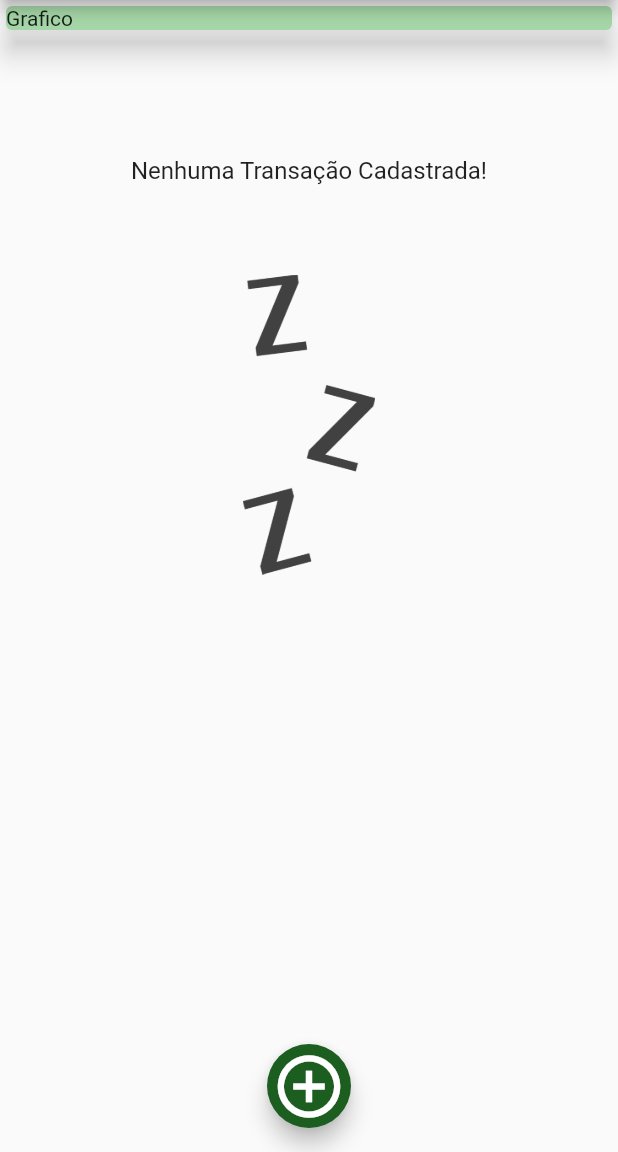
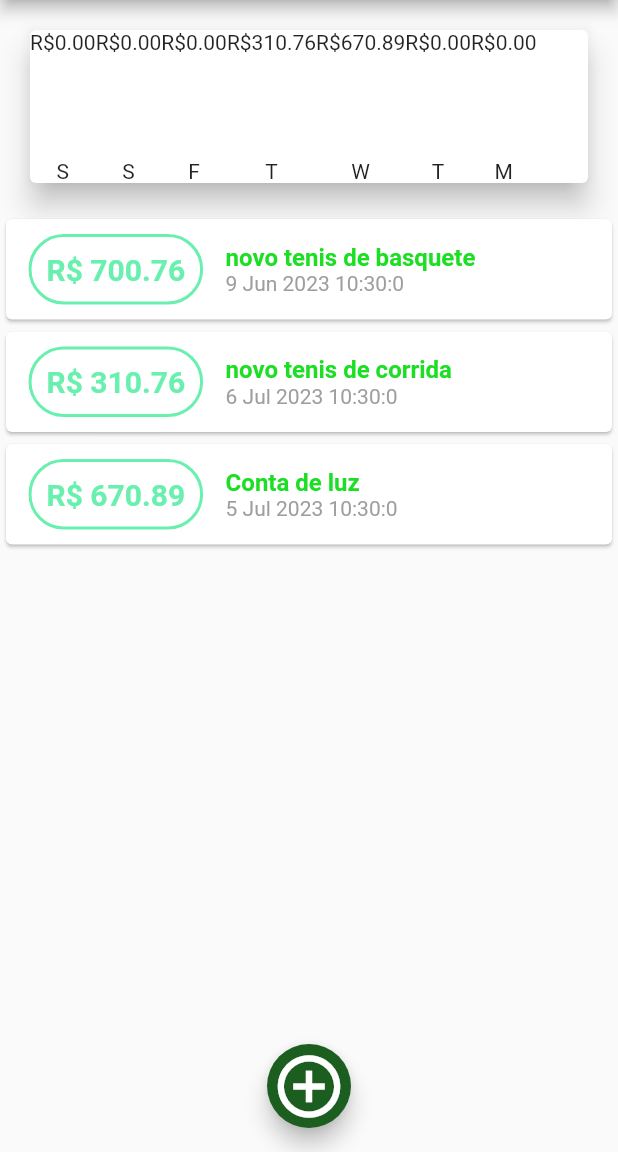
Before and after one commit to CSIRamone/expenses, a Flutter app: the screen it shows after launch, on a phone screen of 412 x 824 dp, the part 84-1236 px from its top. Run offline on Flutter 3.47's test engine with Material 2 defaults, Android fonts, the phone set to English and light mode, and no system bars.

Commit message:
implementacao do Chart Chart_bar logica para calcular ultimos 7 dias da ultima semana'
git status

```diff
--- /dev/null
+++ b/lib/components/chart.dart
@@ -0,0 +1,50 @@
+import 'package:flutter/material.dart';
+import 'package:intl/intl.dart';
+import '../models/transaction.dart';
+import 'chart_bar.dart';
+
+class Chart extends StatelessWidget {
+  final List<Transaction> recentTransaction;
+  const Chart(this.recentTransaction, {Key? key}) : super(key: key);
+
+  List<Map<String, Object>> get groupedTransactions {
+    return List.generate(7, (index) {
+      final weekday = DateTime.now().subtract(
+        Duration(days: index),
+      );
+
+      double totalSum = 0.0;
+
+      for (var i = 0; i < recentTransaction.length; i++) {
+        bool sameDay = recentTransaction[i].date.day == weekday.day;
+        bool sameMonth = recentTransaction[i].date.month == weekday.month;
+        bool sameYear = recentTransaction[i].date.year == weekday.year;
+
+        if (sameDay && sameMonth && sameYear) {
+          totalSum += recentTransaction[i].value;
+        }
+      }
+      return {
+        "day": DateFormat.E().format(weekday)[0],
+        "value": totalSum,
+      };
+    });
+  }
+
+  @override
+  Widget build(BuildContext context) {
+    return Card(
+      elevation: 8,
+      margin: EdgeInsets.all(20),
+      child: Row(
+        children: groupedTransactions.map((tr) {
+          return ChartBar(
+            label: tr['day'] as String,
+            value: tr['value'] as double,
+            percentage: 0,
+          );
+        }).toList(),
+      ),
+    );
+  }
+}
--- /dev/null
+++ b/lib/components/chart_bar.dart
@@ -0,0 +1,31 @@
+import 'package:flutter/material.dart';
+
+class ChartBar extends StatelessWidget {
+  final String? label;
+  final double? value;
+  final double? percentage;
+
+  const ChartBar({
+    this.label,
+    this.value,
+    this.percentage,
+    Key? key,
+  }) : super(key: key);
+
+  @override
+  Widget build(BuildContext context) {
+    return Column(
+      children: [
+        Text('R\$${value?.toStringAsFixed(2)}'),
+        SizedBox(height: 5),
+        Container(
+          height: 60,
+          width: 10,
+          child: null,
+        ),
+        SizedBox(height: 5),
+        Text(label!),
+      ],
+    );
+  }
+}
--- a/lib/main.dart
+++ b/lib/main.dart
@@ -4,6 +4,7 @@ import 'dart:math';
 
 import '/models/transaction.dart';
 
+import 'components/chart.dart';
 import 'components/transaction_list.dart';
 
 import 'components/transaction_form.dart';
@@ -47,19 +48,35 @@ class MyHomePage extends StatefulWidget {
 
 class _MyHomePageState extends State<MyHomePage> {
   final List<Transaction> _transaction = [
-    /*Transaction(
+    Transaction(
+      id: 't0',
+      title: 'novo tenis de basquete',
+      value: 700.76,
+      date: DateTime.now().subtract(Duration(days: 30)),
+    ),
+    Transaction(
       id: 't1',
       title: 'novo tenis de corrida',
       value: 310.76,
-          date: DateTime.now(),
+      date: DateTime.now().subtract(Duration(days: 3)),
     ),
     Transaction(
       id: 't2',
       title: 'Conta de luz',
       value: 670.89,
-          date: DateTime.now(),
-        ),*/
+      date: DateTime.now().subtract(Duration(days: 4)),
+    ),
   ];
+
+  List<Transaction> get _recentTransactions {
+    return _transaction.where((tr) {
+      return tr.date.isAfter(
+        DateTime.now().subtract(
+          const Duration(days: 7),
+        ),
+      );
+    }).toList();
+  }
 
   _addTransaction(String title, double value) {
     final newTransaction = Transaction(
@@ -105,18 +122,14 @@ class _MyHomePageState extends State<MyHomePage> {
           // mainAxisAlignment: MainAxisAlignment.spaceAround,
           crossAxisAlignment: CrossAxisAlignment.stretch,
           children: [
-            const Card(
-              color: Color.fromARGB(255, 165, 214, 167),
-              elevation: 8,
-              child: Text('Grafico'),
-            ),
+            Chart(_recentTransactions),
             Transaction_list(_transaction),
           ],
         ),
       ),
       floatingActionButton: FloatingActionButton(
         onPressed: () => _openTransactionFormModal(context),
-        child: const Icon(
+        child: Icon(
           Icons.add_circle_outline_sharp,
           size: 50,
         ),
```
Lines whose indentation alone changed are shown as unchanged.
